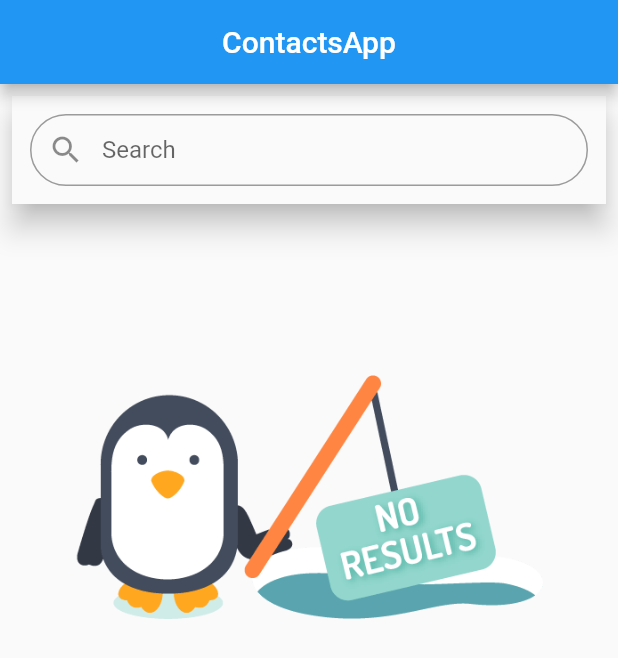
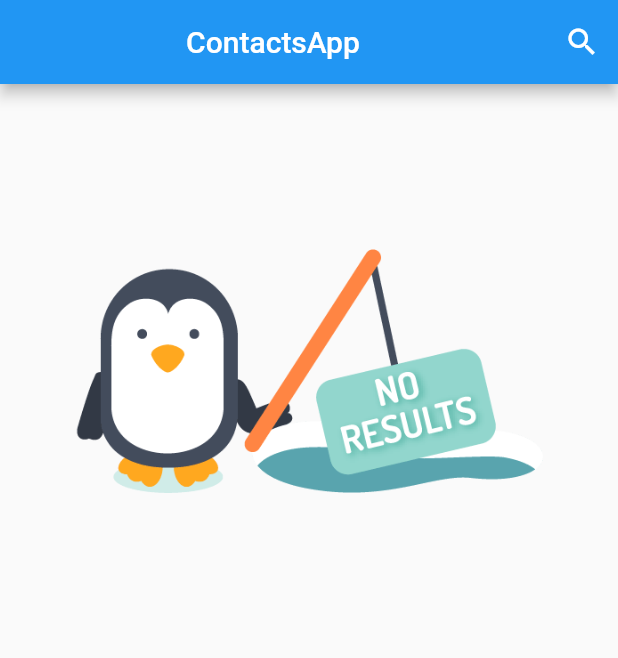
Before and after one commit to Sarath-2k/contactsapp, a Flutter app: the screen it shows after launch, on a phone screen of 412 x 824 dp. Shown: the top 658 px of the screen. Run offline on Flutter 3.47's test engine with Material 2 defaults, Android fonts, the phone set to English and light mode, and no system bars; our stand-ins replace cloud_firestore; accounts and stored records are empty.

Commit message:
saerchbutton toggling

```diff
--- a/lib/HomeScreen.dart
+++ b/lib/HomeScreen.dart
@@ -14,6 +14,7 @@ class _HomeScreenState extends State<HomeScreen> {
   TextEditingController editingController = TextEditingController();
   final List<Contact> filteredList = List<Contact>();
   int flag = 0;
+  bool search = false;
 
   List<Contact> tempList = List<Contact>();
   copyListData(List<Contact> copiedData) {
@@ -45,6 +46,12 @@ class _HomeScreenState extends State<HomeScreen> {
     }
   }
 
+  _toggleSearchState() {
+    setState(() {
+      search = !search;
+    });
+  }
+
   @override
   Widget build(BuildContext context) {
     final contactssnap = Provider.of<List<Contact>>(context) ?? [];
@@ -60,10 +67,15 @@ class _HomeScreenState extends State<HomeScreen> {
       child: Scaffold(
         appBar: AppBar(
           title: Center(child: Text("ContactsApp")),
+          actions: <Widget>[
+            IconButton(icon: Icon(Icons.search), onPressed: _toggleSearchState)
+          ],
         ),
         body: Column(
           children: <Widget>[
-            Container(
+            Visibility(
+              visible: search,
+              child: Container(
                 height: 72,
                 margin: EdgeInsets.only(left: 8, right: 8, top: 8, bottom: 4),
                 child: Material(
@@ -83,6 +95,7 @@ class _HomeScreenState extends State<HomeScreen> {
                           border: OutlineInputBorder(
                               borderRadius:
                                   BorderRadius.all(Radius.circular(25.0)))),
+                    ),
                   ),
                 ),
               ),
```
Lines whose indentation alone changed are shown as unchanged.
